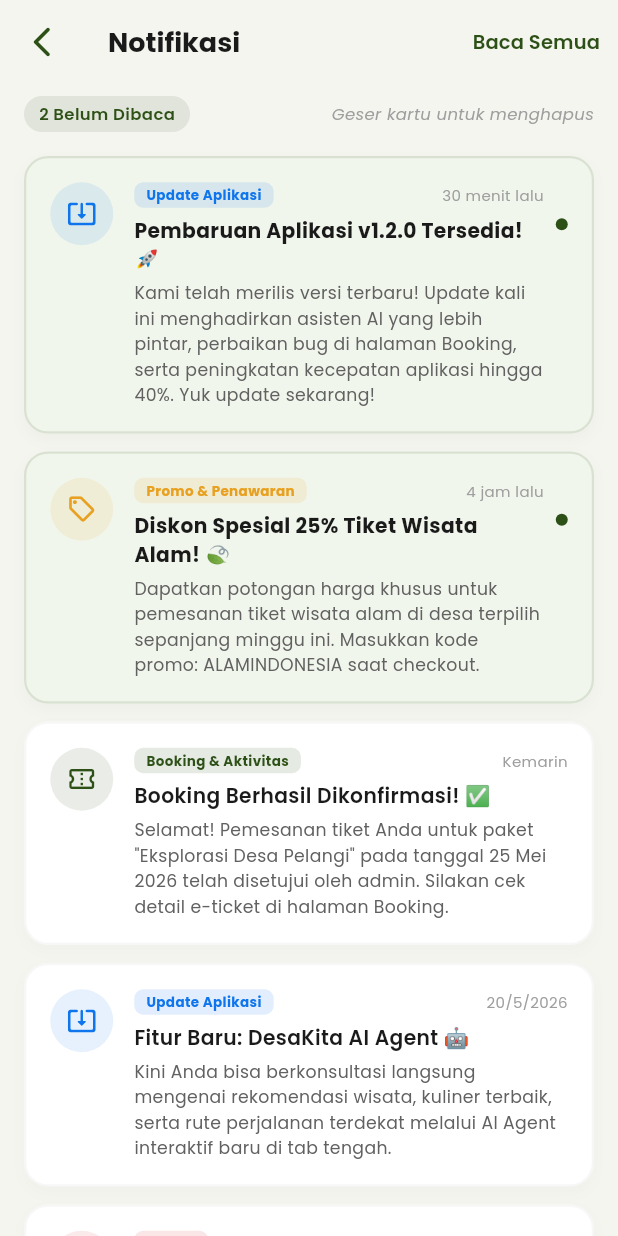
After one commit to sendyagus/desakita_mobile, a Flutter app: the NotificationScreen screen opened directly, on a phone screen of 412 x 824 dp. The commit adds this screen. Run offline on Flutter 3.47's test engine with Material 3 defaults, Android fonts, the phone set to English and light mode, and no system bars; our stand-ins replace cloud_firestore, device_preview, firebase_auth, firebase_core, firebase_storage, google_fonts and 2 more; missing offline and left inert: extension_google_sign_in_as_googleapis_auth, googleapis; accounts and stored records are empty.

Commit message:
update bottom navbar & notifikasi

```diff
--- a/lib/screens/home_screen.dart
+++ b/lib/screens/home_screen.dart
@@ -10,6 +10,7 @@ import 'package:desa_wisata/services/destination_service.dart';
 import 'package:desa_wisata/services/event_service.dart';
 import 'package:desa_wisata/models/user_model.dart';
 import 'package:desa_wisata/widgets/app_network_image.dart';
+import 'package:desa_wisata/screens/notification_screen.dart';
 
 class HomeScreen extends StatefulWidget {
   const HomeScreen({super.key});
@@ -176,9 +177,7 @@ class _HomeScreenState extends State<HomeScreen> {
     return Scaffold(
       backgroundColor: const Color(0xFFF5F5F0),
       body: SafeArea(
-        child: Column(
-          children: [
-            Expanded(
+        bottom: false,
         child: IndexedStack(
           index: _selectedNavIndex,
           children: [
@@ -191,10 +190,7 @@ class _HomeScreenState extends State<HomeScreen> {
           ],
         ),
       ),
-            _buildBottomNav(),
-          ],
-        ),
-      ),
+      bottomNavigationBar: _buildBottomNav(),
     );
   }
 
@@ -286,24 +282,53 @@ class _HomeScreenState extends State<HomeScreen> {
           ),
 
           // Ikon notifikasi
-          _headerIconButton(Icons.notifications_outlined),
+          _headerIconButton(
+            Icons.notifications_outlined,
+            onTap: () {
+              Navigator.push(
+                context,
+                MaterialPageRoute(
+                  builder: (context) => const NotificationScreen(),
+                ),
+              );
+            },
+          ),
           const SizedBox(width: 8),
           // Ikon headset / support
-          _headerIconButton(Icons.headset_mic_outlined),
+          _headerIconButton(
+            Icons.headset_mic_outlined,
+            onTap: () {
+              ScaffoldMessenger.of(context).showSnackBar(
+                SnackBar(
+                  content: Text(
+                    'Fitur bantuan Hubungi Admin sedang dikembangkan',
+                    style: GoogleFonts.poppins(fontSize: 13, color: Colors.white),
+                  ),
+                  backgroundColor: const Color(0xFF2D5016),
+                  behavior: SnackBarBehavior.floating,
+                  shape: RoundedRectangleBorder(borderRadius: BorderRadius.circular(10)),
+                ),
+              );
+            },
+          ),
         ],
       ),
     );
   }
 
-  Widget _headerIconButton(IconData icon) {
-    return Container(
+  Widget _headerIconButton(IconData icon, {VoidCallback? onTap}) {
+    return GestureDetector(
+      onTap: onTap,
+      behavior: HitTestBehavior.opaque,
+      child: Container(
         width: 40,
         height: 40,
-      decoration: BoxDecoration(
+        decoration: const BoxDecoration(
           shape: BoxShape.circle,
-        color: const Color(0xFFE8EDE3),
+          color: Color(0xFFE8EDE3),
         ),
         child: Icon(icon, size: 20, color: const Color(0xFF2D5016)),
+      ),
     );
   }
 
@@ -554,7 +579,7 @@ class _HomeScreenState extends State<HomeScreen> {
     final items = [
       {'icon': Icons.home_rounded, 'label': 'Beranda'},
       {'icon': Icons.explore_outlined, 'label': 'Explorasi'},
-      {'icon': Icons.smart_toy_outlined, 'label': 'agent'},
+      {'icon': Icons.smart_toy_outlined, 'label': 'Agent'},
       {'icon': Icons.confirmation_number_outlined, 'label': 'Booking'},
       {'icon': Icons.person_outline, 'label': 'Profil'},
     ];
@@ -573,24 +598,31 @@ class _HomeScreenState extends State<HomeScreen> {
       child: SafeArea(
         top: false,
         child: Padding(
-          padding: const EdgeInsets.symmetric(vertical: 8),
+          padding: const EdgeInsets.only(top: 10, bottom: 8),
           child: Row(
             mainAxisAlignment: MainAxisAlignment.spaceAround,
             children: List.generate(items.length, (index) {
               final isSelected = index == _selectedNavIndex;
               return GestureDetector(
                 onTap: () => setState(() => _selectedNavIndex = index),
+                behavior: HitTestBehavior.opaque,
+                child: SizedBox(
+                  width: MediaQuery.of(context).size.width / items.length - 8,
                   child: Column(
                     mainAxisSize: MainAxisSize.min,
                     children: [
-                    Icon(
+                      AnimatedScale(
+                        scale: isSelected ? 1.15 : 1.0,
+                        duration: const Duration(milliseconds: 200),
+                        child: Icon(
                           items[index]['icon'] as IconData,
                           size: 24,
                           color: isSelected
                               ? const Color(0xFF2D5016)
                               : Colors.grey[500],
                         ),
-                    const SizedBox(height: 3),
+                      ),
+                      const SizedBox(height: 5),
                       Text(
                         items[index]['label'] as String,
                         style: GoogleFonts.poppins(
@@ -604,6 +636,7 @@ class _HomeScreenState extends State<HomeScreen> {
                         ),
                       ),
                     ],
+                  ),
                 ),
               );
             }),
--- /dev/null
+++ b/lib/screens/notification_screen.dart
@@ -0,0 +1,485 @@
+import 'package:flutter/material.dart';
+import 'package:google_fonts/google_fonts.dart';
+
+enum NotificationType { update, promo, booking, system }
+
+class NotificationItem {
+  final String id;
+  final String title;
+  final String body;
+  final NotificationType type;
+  final DateTime date;
+  bool isRead;
+
+  NotificationItem({
+    required this.id,
+    required this.title,
+    required this.body,
+    required this.type,
+    required this.date,
+    this.isRead = false,
+  });
+}
+
+class NotificationScreen extends StatefulWidget {
+  const NotificationScreen({super.key});
+
+  @override
+  State<NotificationScreen> createState() => _NotificationScreenState();
+}
+
+class _NotificationScreenState extends State<NotificationScreen> {
+  // Simulasi data notifikasi, termasuk update aplikasi
+  final List<NotificationItem> _notifications = [
+    NotificationItem(
+      id: '1',
+      title: 'Pembaruan Aplikasi v1.2.0 Tersedia! 🚀',
+      body:
+          'Kami telah merilis versi terbaru! Update kali ini menghadirkan asisten AI yang lebih pintar, perbaikan bug di halaman Booking, serta peningkatan kecepatan aplikasi hingga 40%. Yuk update sekarang!',
+      type: NotificationType.update,
+      date: DateTime.now().subtract(const Duration(minutes: 30)),
+      isRead: false,
+    ),
+    NotificationItem(
+      id: '2',
+      title: 'Diskon Spesial 25% Tiket Wisata Alam! 🍃',
+      body:
+          'Dapatkan potongan harga khusus untuk pemesanan tiket wisata alam di desa terpilih sepanjang minggu ini. Masukkan kode promo: ALAMINDONESIA saat checkout.',
+      type: NotificationType.promo,
+      date: DateTime.now().subtract(const Duration(hours: 4)),
+      isRead: false,
+    ),
+    NotificationItem(
+      id: '3',
+      title: 'Booking Berhasil Dikonfirmasi! ✅',
+      body:
+          'Selamat! Pemesanan tiket Anda untuk paket "Eksplorasi Desa Pelangi" pada tanggal 25 Mei 2026 telah disetujui oleh admin. Silakan cek detail e-ticket di halaman Booking.',
+      type: NotificationType.booking,
+      date: DateTime.now().subtract(const Duration(days: 1)),
+      isRead: true,
+    ),
+    NotificationItem(
+      id: '4',
+      title: 'Fitur Baru: DesaKita AI Agent 🤖',
+      body:
+          'Kini Anda bisa berkonsultasi langsung mengenai rekomendasi wisata, kuliner terbaik, serta rute perjalanan terdekat melalui AI Agent interaktif baru di tab tengah.',
+      type: NotificationType.update,
+      date: DateTime.now().subtract(const Duration(days: 2)),
+      isRead: true,
+    ),
+    NotificationItem(
+      id: '5',
+      title: 'Pemberitahuan Sistem ⚙️',
+      body:
+          'Akan dilakukan pemeliharaan server berkala pada hari Minggu pukul 01:00 - 03:00 WIB. Aplikasi mungkin tidak dapat diakses untuk sementara waktu selama proses ini.',
+      type: NotificationType.system,
+      date: DateTime.now().subtract(const Duration(days: 3)),
+      isRead: true,
+    ),
+  ];
+
+  void _markAllAsRead() {
+    setState(() {
+      for (var item in _notifications) {
+        item.isRead = true;
+      }
+    });
+    ScaffoldMessenger.of(context).showSnackBar(
+      SnackBar(
+        content: Text(
+          'Semua notifikasi ditandai sebagai dibaca',
+          style: GoogleFonts.poppins(fontSize: 13, color: Colors.white),
+        ),
+        backgroundColor: const Color(0xFF2D5016),
+        behavior: SnackBarBehavior.floating,
+        shape: RoundedRectangleBorder(borderRadius: BorderRadius.circular(10)),
+      ),
+    );
+  }
+
+  void _toggleReadStatus(int index) {
+    setState(() {
+      _notifications[index].isRead = !_notifications[index].isRead;
+    });
+  }
+
+  void _deleteNotification(String id) {
+    setState(() {
+      _notifications.removeWhere((item) => item.id == id);
+    });
+  }
+
+  String _formatTime(DateTime dateTime) {
+    final now = DateTime.now();
+    final difference = now.difference(dateTime);
+
+    if (difference.inMinutes < 60) {
+      return '${difference.inMinutes} menit lalu';
+    } else if (difference.inHours < 24) {
+      return '${difference.inHours} jam lalu';
+    } else if (difference.inDays == 1) {
+      return 'Kemarin';
+    } else {
+      return '${dateTime.day}/${dateTime.month}/${dateTime.year}';
+    }
+  }
+
+  Color _getTypeColor(NotificationType type) {
+    switch (type) {
+      case NotificationType.update:
+        return const Color(0xFF0F75EC); // Biru untuk update
+      case NotificationType.promo:
+        return const Color(0xFFE8A020); // Amber untuk promo
+      case NotificationType.booking:
+        return const Color(0xFF2D5016); // Hijau untuk booking
+      case NotificationType.system:
+        return const Color(0xFFD32F2F); // Merah untuk system
+    }
+  }
+
+  IconData _getTypeIcon(NotificationType type) {
+    switch (type) {
+      case NotificationType.update:
+        return Icons.system_update_alt_rounded;
+      case NotificationType.promo:
+        return Icons.local_offer_outlined;
+      case NotificationType.booking:
+        return Icons.confirmation_number_outlined;
+      case NotificationType.system:
+        return Icons.error_outline_rounded;
+    }
+  }
+
+  String _getTypeLabel(NotificationType type) {
+    switch (type) {
+      case NotificationType.update:
+        return 'Update Aplikasi';
+      case NotificationType.promo:
+        return 'Promo & Penawaran';
+      case NotificationType.booking:
+        return 'Booking & Aktivitas';
+      case NotificationType.system:
+        return 'Sistem';
+    }
+  }
+
+  @override
+  Widget build(BuildContext context) {
+    final unreadCount = _notifications.where((n) => !n.isRead).length;
+
+    return Scaffold(
+      backgroundColor: const Color(0xFFF5F5F0),
+      appBar: AppBar(
+        backgroundColor: const Color(0xFFF5F5F0),
+        elevation: 0,
+        leading: IconButton(
+          icon: const Icon(
+            Icons.arrow_back_ios_new_rounded,
+            color: Color(0xFF2D5016),
+          ),
+          onPressed: () => Navigator.pop(context),
+        ),
+        title: Text(
+          'Notifikasi',
+          style: GoogleFonts.poppins(
+            color: const Color(0xFF1A1A1A),
+            fontWeight: FontWeight.w700,
+            fontSize: 18,
+          ),
+        ),
+        actions: [
+          if (_notifications.isNotEmpty)
+            TextButton(
+              onPressed: _markAllAsRead,
+              child: Text(
+                'Baca Semua',
+                style: GoogleFonts.poppins(
+                  color: const Color(0xFF2D5016),
+                  fontWeight: FontWeight.w600,
+                  fontSize: 13,
+                ),
+              ),
+            ),
+        ],
+      ),
+      body: _notifications.isEmpty
+          ? _buildEmptyState()
+          : Column(
+              crossAxisAlignment: CrossAxisAlignment.start,
+              children: [
+                Padding(
+                  padding: const EdgeInsets.symmetric(
+                    horizontal: 16.0,
+                    vertical: 8.0,
+                  ),
+                  child: Row(
+                    children: [
+                      Container(
+                        padding: const EdgeInsets.symmetric(
+                          horizontal: 10,
+                          vertical: 4,
+                        ),
+                        decoration: BoxDecoration(
+                          color: const Color(0xFF2D5016).withOpacity(0.1),
+                          borderRadius: BorderRadius.circular(20),
+                        ),
+                        child: Text(
+                          '$unreadCount Belum Dibaca',
+                          style: GoogleFonts.poppins(
+                            color: const Color(0xFF2D5016),
+                            fontWeight: FontWeight.w600,
+                            fontSize: 11,
+                          ),
+                        ),
+                      ),
+                      const Spacer(),
+                      Text(
+                        'Geser kartu untuk menghapus',
+                        style: GoogleFonts.poppins(
+                          color: Colors.grey[500],
+                          fontSize: 11,
+                          fontStyle: FontStyle.italic,
+                        ),
+                      ),
+                    ],
+                  ),
+                ),
+                Expanded(
+                  child: ListView.builder(
+                    itemCount: _notifications.length,
+                    padding: const EdgeInsets.symmetric(
+                      horizontal: 16,
+                      vertical: 8,
+                    ),
+                    itemBuilder: (context, index) {
+                      final item = _notifications[index];
+                      return Dismissible(
+                        key: Key(item.id),
+                        direction: DismissDirection.endToStart,
+                        onDismissed: (direction) {
+                          final title = item.title;
+                          _deleteNotification(item.id);
+                          ScaffoldMessenger.of(context).showSnackBar(
+                            SnackBar(
+                              content: Text(
+                                'Notifikasi dihapus',
+                                style: GoogleFonts.poppins(
+                                  fontSize: 13,
+                                  color: Colors.white,
+                                ),
+                              ),
+                              action: SnackBarAction(
+                                label: 'Urungkan',
+                                textColor: Colors.white,
+                                onPressed: () {
+                                  setState(() {
+                                    _notifications.insert(index, item);
+                                  });
+                                },
+                              ),
+                              backgroundColor: Colors.grey[800],
+                              duration: const Duration(seconds: 3),
+                              behavior: SnackBarBehavior.floating,
+                              shape: RoundedRectangleBorder(
+                                borderRadius: BorderRadius.circular(10),
+                              ),
+                            ),
+                          );
+                        },
+                        background: Container(
+                          alignment: Alignment.centerRight,
+                          padding: const EdgeInsets.only(right: 20.0),
+                          margin: const EdgeInsets.only(bottom: 12.0),
+                          decoration: BoxDecoration(
+                            color: const Color(0xFFD32F2F),
+                            borderRadius: BorderRadius.circular(16),
+                          ),
+                          child: const Icon(
+                            Icons.delete_sweep_rounded,
+                            color: Colors.white,
+                            size: 28,
+                          ),
+                        ),
+                        child: GestureDetector(
+                          onTap: () => _toggleReadStatus(index),
+                          child: AnimatedContainer(
+                            duration: const Duration(milliseconds: 300),
+                            margin: const EdgeInsets.only(bottom: 12.0),
+                            padding: const EdgeInsets.all(16.0),
+                            decoration: BoxDecoration(
+                              color: item.isRead
+                                  ? Colors.white
+                                  : const Color(0xFFF1F6EC),
+                              borderRadius: BorderRadius.circular(16),
+                              border: Border.all(
+                                color: item.isRead
+                                    ? Colors.grey.withOpacity(0.08)
+                                    : const Color(0xFF2D5016).withOpacity(0.12),
+                                width: 1.5,
+                              ),
+                              boxShadow: [
+                                BoxShadow(
+                                  color: item.isRead
+                                      ? Colors.black.withOpacity(0.02)
+                                      : const Color(
+                                          0xFF2D5016,
+                                        ).withOpacity(0.04),
+                                  blurRadius: 8,
+                                  offset: const Offset(0, 4),
+                                ),
+                              ],
+                            ),
+                            child: Row(
+                              crossAxisAlignment: CrossAxisAlignment.start,
+                              children: [
+                                // Icon Type Badge
+                                Container(
+                                  width: 42,
+                                  height: 42,
+                                  decoration: BoxDecoration(
+                                    color: _getTypeColor(
+                                      item.type,
+                                    ).withOpacity(0.1),
+                                    shape: BoxShape.circle,
+                                  ),
+                                  child: Icon(
+                                    _getTypeIcon(item.type),
+                                    color: _getTypeColor(item.type),
+                                    size: 20,
+                                  ),
+                                ),
+                                const SizedBox(width: 14),
+                                // Text Content
+                                Expanded(
+                                  child: Column(
+                                    crossAxisAlignment:
+                                        CrossAxisAlignment.start,
+                                    children: [
+                                      Row(
+                                        mainAxisAlignment:
+                                            MainAxisAlignment.spaceBetween,
+                                        children: [
+                                          Container(
+                                            padding: const EdgeInsets.symmetric(
+                                              horizontal: 8,
+                                              vertical: 2,
+                                            ),
+                                            decoration: BoxDecoration(
+                                              color: _getTypeColor(
+                                                item.type,
+                                              ).withOpacity(0.12),
+                                              borderRadius:
+                                                  BorderRadius.circular(6),
+                                            ),
+                                            child: Text(
+                                              _getTypeLabel(item.type),
+                                              style: GoogleFonts.poppins(
+                                                color: _getTypeColor(item.type),
+                                                fontWeight: FontWeight.bold,
+                                                fontSize: 9,
+                                              ),
+                                            ),
+                                          ),
+                                          Text(
+                                            _formatTime(item.date),
+                                            style: GoogleFonts.poppins(
+                                              color: Colors.grey[500],
+                                              fontSize: 10,
+                                            ),
+                                          ),
+                                        ],
+                                      ),
+                                      const SizedBox(height: 6),
+                                      Text(
+                                        item.title,
+                                        style: GoogleFonts.poppins(
+                                          fontWeight: item.isRead
+                                              ? FontWeight.w600
+                                              : FontWeight.w700,
+                                          fontSize: 13.5,
+                                          color: const Color(0xFF1A1A1A),
+                                        ),
+                                      ),
+                                      const SizedBox(height: 4),
+                                      Text(
+                                        item.body,
+                                        style: GoogleFonts.poppins(
+                                          fontSize: 11.5,
+                                          color: Colors.grey[700],
+                                          height: 1.5,
+                                        ),
+                                      ),
+                                    ],
+                                  ),
+                                ),
+                                if (!item.isRead) ...[
+                                  const SizedBox(width: 8),
+                                  // Unread green dot
+                                  Container(
+                                    width: 8,
+                                    height: 8,
+                                    margin: const EdgeInsets.only(top: 24),
+                                    decoration: const BoxDecoration(
+                                      color: Color(0xFF2D5016),
+                                      shape: BoxShape.circle,
+                                    ),
+                                  ),
+                                ],
+                              ],
+                            ),
+                          ),
+                        ),
+                      );
+                    },
+                  ),
+                ),
+              ],
+            ),
+    );
+  }
+
+  Widget _buildEmptyState() {
+    return Center(
+      child: Padding(
+        padding: const EdgeInsets.all(32.0),
+        child: Column(
+          mainAxisAlignment: MainAxisAlignment.center,
+          children: [
+            Container(
+              width: 120,
+              height: 120,
+              decoration: BoxDecoration(
+                color: const Color(0xFFE8EDE3),
+                shape: BoxShape.circle,
+              ),
+              child: const Icon(
+                Icons.notifications_off_outlined,
+                size: 60,
+                color: Color(0xFF2D5016),
+              ),
+            ),
+            const SizedBox(height: 24),
+            Text(
+              'Belum ada notifikasi',
+              style: GoogleFonts.poppins(
+                fontWeight: FontWeight.w700,
+                fontSize: 18,
+                color: const Color(0xFF2D5016),
+              ),
+            ),
+            const SizedBox(height: 8),
+            Text(
+              'Semua update aplikasi, info penawaran wisata, dan status pesanan Anda akan muncul di sini.',
+              textAlign: TextAlign.center,
+              style: GoogleFonts.poppins(
+                fontSize: 12.5,
+                color: Colors.grey[600],
+                height: 1.5,
+              ),
+            ),
+          ],
+        ),
+      ),
+    );
+  }
+}
```
Also changed, not shown: lib/main.dart (line endings or trailing spaces), pubspec.lock. Lines whose indentation alone changed are shown as unchanged.
